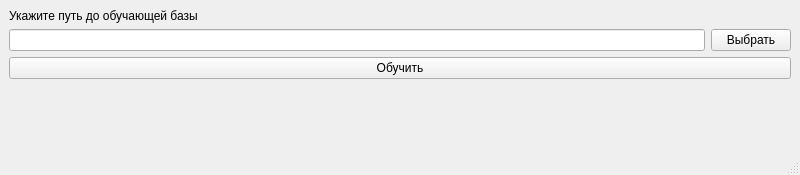
AndrewKosmos/Speech-Emotions-Recognition, file view/teacher_view.ui: the form before one commit.
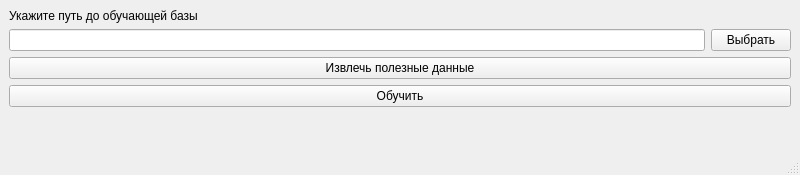
The form after the commit.

```diff
--- a/view/teacher_view.ui
+++ b/view/teacher_view.ui
@@ -32,7 +32,7 @@
     <item row="1" column="0">
      <widget class="QLineEdit" name="le_path"/>
     </item>
-    <item row="3" column="0">
+    <item row="4" column="0">
      <spacer name="verticalSpacer">
       <property name="orientation">
        <enum>Qt::Vertical</enum>
@@ -45,13 +45,20 @@
       </property>
      </spacer>
     </item>
-    <item row="2" column="0" colspan="2">
+    <item row="3" column="0" colspan="2">
      <widget class="QPushButton" name="pb_teach">
       <property name="text">
        <string>Обучить</string>
       </property>
      </widget>
     </item>
+    <item row="2" column="0" colspan="2">
+     <widget class="QPushButton" name="pb_exctract">
+      <property name="text">
+       <string>Извлечь полезные данные</string>
+      </property>
+     </widget>
+    </item>
    </layout>
   </widget>
   <widget class="QMenuBar" name="menubar">
```
